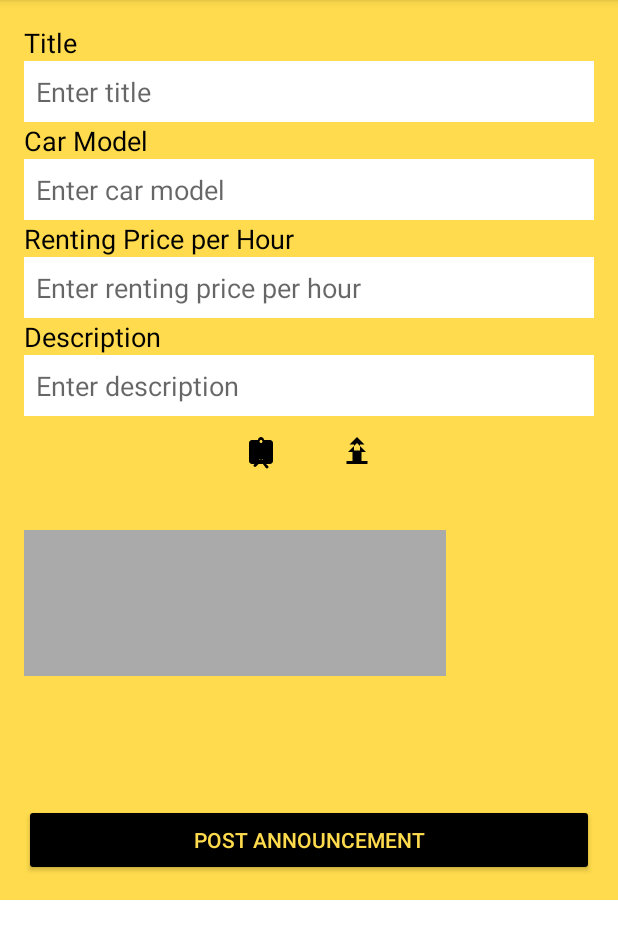
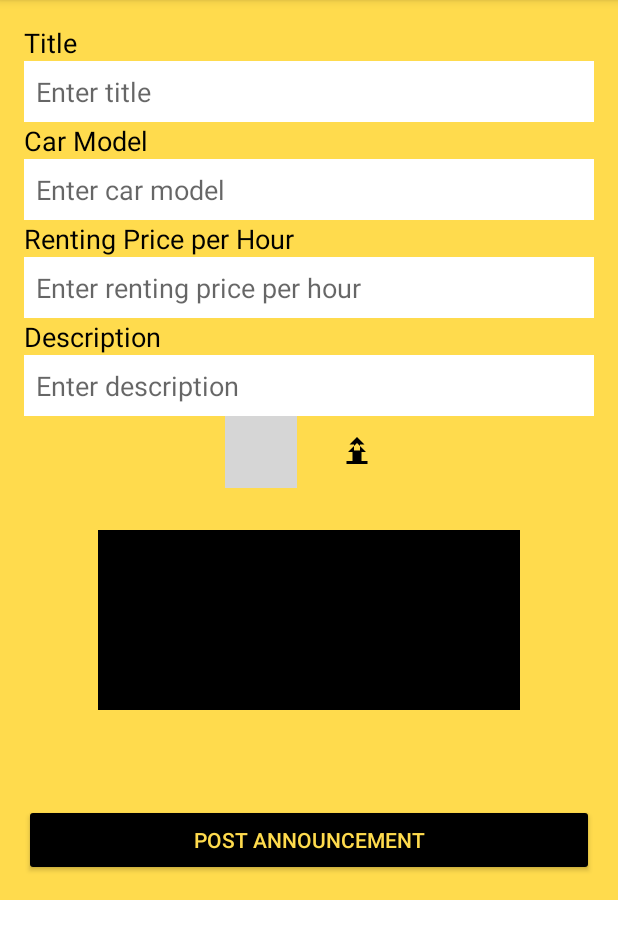
Before and after one commit to HaykParsamyan/HeavyPath, an Android app: the PostAnnouncementActivity screen opened directly, with no data from a screen before it, on a phone screen of 412 x 824 dp, the part 84-1015 px from its top. Run offline under Robolectric (Android 15) with nearby library versions, the light colour scheme and no system bars; grey boxes are pictures that could not be loaded.

Commit message:
data update, post announcement dialog update, IMAGE - Update

```diff
--- a/app/src/main/res/drawable/ic_camera.xml
+++ /dev/null
@@ -1,9 +0,0 @@
-<vector xmlns:android="http://schemas.android.com/apk/res/android"
-    android:width="24dp"
-    android:height="24dp"
-    android:viewportWidth="24"
-    android:viewportHeight="24">
-    <path
-        android:fillColor="#000000"
-        android:pathData="M12 2c1.1 0 2 .9 2 2h4c1.1 0 2 .9 2 2v12c0 1.1-.9 2-2 2H6c-1.1 0-2-.9-2-2V6c0-1.1.9-2 2-2h4c0-1.1.9-2 2-2zm0 2c-.55 0-1 .45-1 1s.45 1 1 1 1-.45 1-1-.45-1-1-1zm-1 14h2v-2h-2v2zm-3.7-5.3c.39-.39 1.02-.39 1.41 0L12 15.59l3.29-3.29c.39-.39 1.02-.39 1.41 0 .39.39.39 1.02 0 1.41L12.41 17l4.29 4.29c.39.39.39 1.02 0 1.41-.39.39-1.02.39-1.41 0L12 18.41l-3.29 3.29c-.39.39-1.02.39-1.41 0-.39-.39-.39-1.02 0-1.41L11.59 17l-4.29-4.29c-.39-.39-.39-1.02 0-1.41z"/>
-</vector>
--- a/app/src/main/res/layout/dialog_post_announcement.xml
+++ b/app/src/main/res/layout/dialog_post_announcement.xml
@@ -167,11 +167,12 @@
     <ImageView
         android:id="@+id/image_preview"
         android:layout_width="281dp"
-        android:layout_height="97dp"
+        android:layout_height="120dp"
         android:layout_marginTop="76dp"
-        android:background="@android:color/darker_gray"
+        android:background="@android:color/black"
         android:scaleType="centerCrop"
-        app:layout_constraintTop_toBottomOf="@+id/editTextDescription"
-        tools:layout_editor_absoluteX="49dp" />
+        app:layout_constraintEnd_toEndOf="parent"
+        app:layout_constraintStart_toStartOf="parent"
+        app:layout_constraintTop_toBottomOf="@+id/editTextDescription" />
 
 </androidx.constraintlayout.widget.ConstraintLayout>
--- a/app/src/main/res/layout/item_announcement.xml
+++ b/app/src/main/res/layout/item_announcement.xml
@@ -5,7 +5,7 @@
     android:layout_height="wrap_content"
     android:orientation="vertical"
     android:padding="8dp"
-    android:layout_marginTop="120dp"
+    android:layout_marginTop="40dp"
     android:background="@drawable/border_black">
 
     <ImageView
```
Also changed, not shown: app/src/main/res/layout/activity_login.xml (+4 -4 lines).
